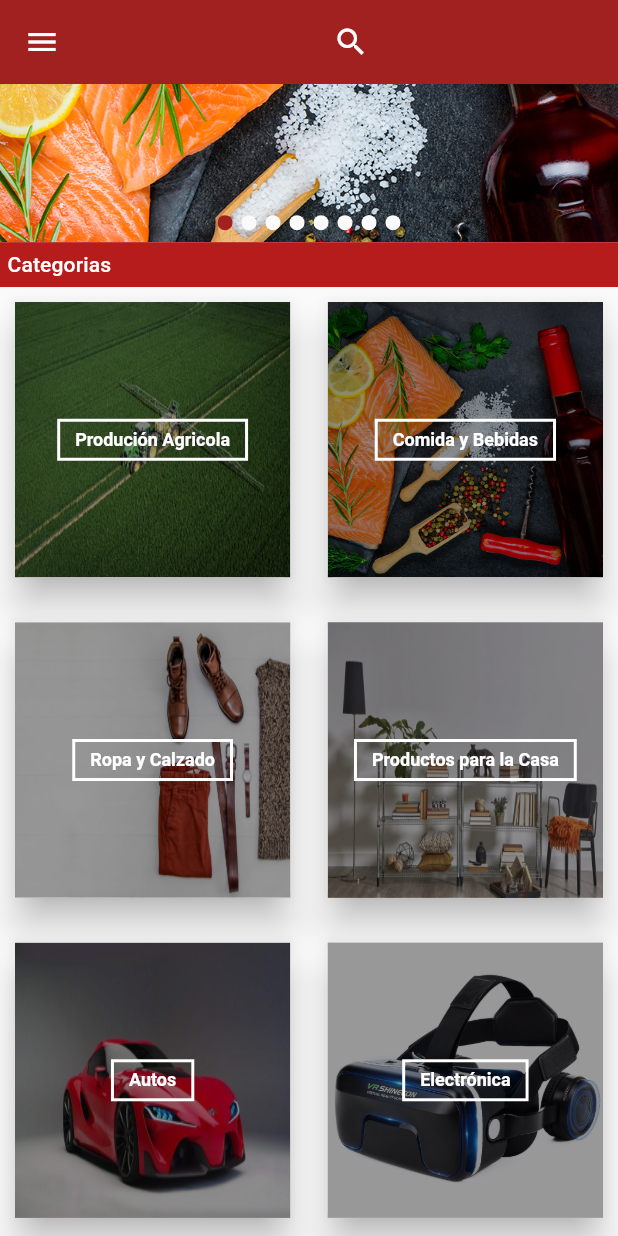
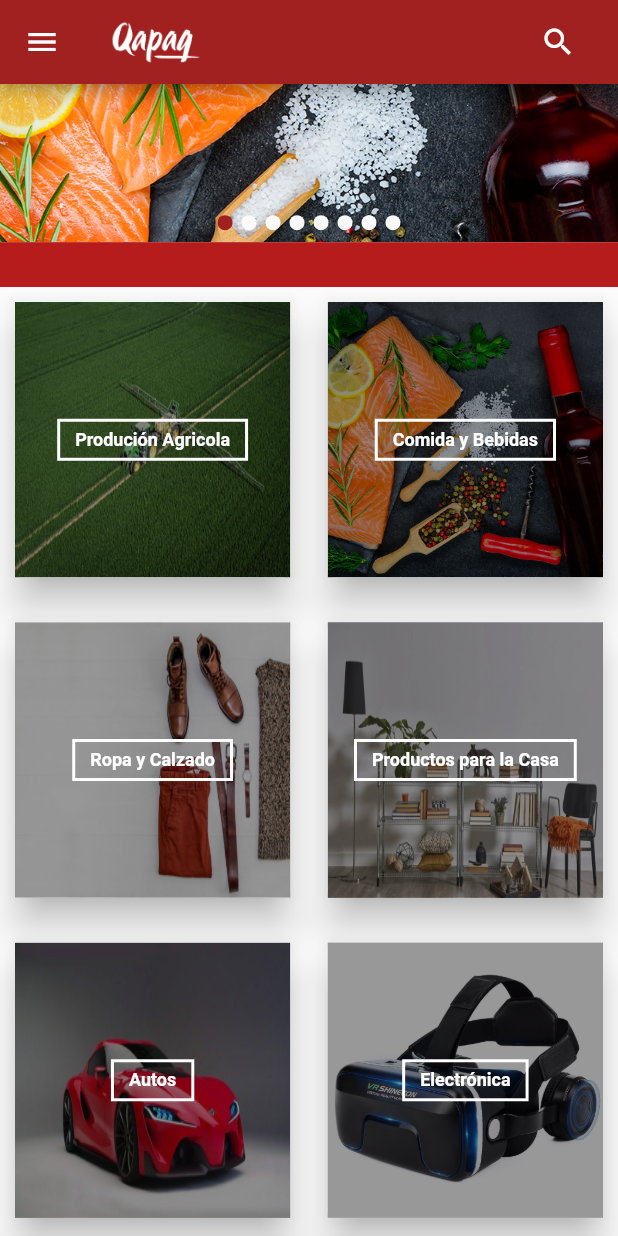
Before and after one commit to mauriciovalli/qapap_b2b, a Flutter app: the screen it shows after launch, on a phone screen of 412 x 824 dp. Run offline on Flutter 3.47's test engine with Material 2 defaults, Android fonts, the phone set to English and light mode, and no system bars; our stand-ins replace bloc, cached_network_image, equatable, flutter_bloc, flutter_swiper, get_it.

Commit message:
Refactor MyAppBar

```diff
--- a/lib/pages/home.dart
+++ b/lib/pages/home.dart
@@ -2,6 +2,7 @@ import 'package:flutter/material.dart';
 import 'package:qapaq_b2b/configuration/theme.dart';
 import 'package:qapaq_b2b/presentation/category/widgets/category_list.dart';
 import 'package:qapaq_b2b/presentation/category/widgets/category_simple_list.dart';
+import 'package:qapaq_b2b/presentation/common/widgets/drawer.dart';
 import 'package:qapaq_b2b/presentation/common/widgets/header.dart';
 import 'package:qapaq_b2b/presentation/common/widgets/swiper.dart';
 import 'package:qapaq_b2b/presentation/product/widgets/product_list.dart';
@@ -15,17 +16,15 @@ class HomePage extends StatefulWidget {
 }
 
 class _HomePageState extends State<HomePage> {
-  final TextEditingController searchController = new TextEditingController();
-
   @override
   Widget build(BuildContext context) {
     final ThemeConfig themeConfig = ThemeConfig.instance(context);
 
     return Scaffold(
-        appBar: MyAppBar.appBar(searchController, context),
+        appBar: MyAppBar(),
         drawer: themeConfig.isDesktop && !themeConfig.isSmallDesktop
             ? null
-            : buildDrawer(),
+            : MyDrawer(),
         body: Column(
           mainAxisSize: MainAxisSize.min,
           children: [
@@ -39,7 +38,9 @@ class _HomePageState extends State<HomePage> {
                 horizontal: 5,
               ),
               child: Text(
-                "Categorias",
+                themeConfig.isDesktop && !themeConfig.isSmallDesktop
+                    ? "Categorias"
+                    : "",
                 style: Theme.of(context)
                     .textTheme
                     .subtitle2
@@ -65,87 +66,4 @@ class _HomePageState extends State<HomePage> {
           ],
         ));
   }
-
-  Widget buildDrawer() {
-    return Drawer(
-        child: Container(
-            color: Colors.redAccent,
-            child: Column(
-              mainAxisSize: MainAxisSize.min,
-              children: [
-                Container(
-                  height: 200,
-                  child: Column(children: buildActions()),
-                ),
-                Expanded(child: CategorySimpleList()),
-              ],
-            )));
-  }
-
-  List<Widget> buildActions() {
-    final ThemeConfig themeConfig = ThemeConfig.instance(context);
-    final List<Widget> actions = [];
-    actions.add(buildActionAvatar(themeConfig));
-    actions.add(buildActionItem("Mensajes", Icons.message));
-    actions.add(buildActionItem("Ordenes", Icons.content_paste));
-    actions.add(buildActionItem("Carrito", Icons.shopping_cart));
-    return actions;
-  }
-
-  Widget buildActionItem(String text, IconData icon) {
-    return InkWell(
-        child: Container(
-          padding: EdgeInsets.symmetric(
-            vertical: 10,
-            horizontal: 5,
-          ),
-          alignment: Alignment.centerLeft,
-          child: Row(
-            children: [
-              Icon(
-                icon,
-                color: Colors.white,
-              ),
-              Padding(
-                padding: const EdgeInsets.only(
-                  left: 20,
-                ),
-                child: Text(
-                  text,
-                  style: Theme.of(context)
-                      .textTheme
-                      .subtitle2
-                      .copyWith(color: Colors.white),
-                  textAlign: TextAlign.left,
-                ),
-              )
-            ],
-          ),
-        ),
-        onTap: () => {
-              //BlocProvider.of<CategoryBloc>(context).add(CategoryHide()),
-              //BlocProvider.of<ProductBloc>(context).add(ProductLoad(_item.id)),
-            });
-  }
-
-  Container buildActionAvatar(ThemeConfig themeConfig) {
-    return Container(
-      padding:
-          EdgeInsets.fromLTRB(themeConfig.appPaddingHorizontalLarge, 10, 0, 0),
-      alignment: Alignment.center,
-      width: 100,
-      child: Row(
-        children: [
-          CircleAvatar(
-            backgroundImage: AssetImage("img/logo.jpeg"),
-            radius: 28,
-          ),
-          Icon(
-            Icons.arrow_drop_down,
-            color: Colors.white,
-          ),
-        ],
-      ),
-    );
-  }
 }
--- a/lib/presentation/common/widgets/header.dart
+++ b/lib/presentation/common/widgets/header.dart
@@ -3,30 +3,42 @@ import 'package:flutter_bloc/flutter_bloc.dart';
 import 'package:qapaq_b2b/configuration/theme.dart';
 import 'package:qapaq_b2b/dependencies_provider.dart';
 import 'package:qapaq_b2b/presentation/category/category_bloc.dart';
+import 'package:qapaq_b2b/presentation/common/widgets/header_actions.dart';
 import 'package:qapaq_b2b/presentation/product/product_bloc.dart';
 import 'package:qapaq_b2b/services/category_repository.dart';
 
-class MyAppBar {
-  static Widget appBar(
-      TextEditingController searchController, BuildContext context) {
+class MyAppBar extends StatefulWidget implements PreferredSizeWidget {
+  MyAppBar({Key key})
+      : preferredSize = Size.fromHeight(kToolbarHeight),
+        super(key: key);
+
+  @override
+  final Size preferredSize; // default is 56.0
+
+  @override
+  _MyAppBarState createState() => _MyAppBarState();
+}
+
+class _MyAppBarState extends State<MyAppBar> {
+  @override
+  Widget build(BuildContext context) {
     final ThemeConfig themeConfig = ThemeConfig.instance(context);
-    var titleWiget = _TitleWiget(textController: searchController);
 
     return AppBar(
-      elevation: 0.1,
-      title: titleWiget,
+      //elevation: 0.1,
+      title: _MyTittle(),
       actions: themeConfig.isDesktop && !themeConfig.isSmallDesktop
-          ? titleWiget.buildActions(context)
+          ? MyActions().buildActions(context)
           : [],
       iconTheme: new IconThemeData(color: Colors.white),
     );
   }
 }
 
-class _TitleWiget extends StatelessWidget {
+class _MyTittle extends StatelessWidget {
   final TextEditingController textController;
 
-  const _TitleWiget({Key key, this.textController}) : super(key: key);
+  const _MyTittle({Key key, this.textController}) : super(key: key);
 
   @override
   Widget build(BuildContext context) {
@@ -38,11 +50,9 @@ class _TitleWiget extends StatelessWidget {
         ),
         child: Row(
           mainAxisSize: MainAxisSize.max,
+          mainAxisAlignment: MainAxisAlignment.spaceBetween,
           children: [
-            if (themeConfig.isDesktop && !themeConfig.isSmallDesktop)
             Container(
-                padding: EdgeInsets.fromLTRB(
-                    0, 0, themeConfig.appPaddingHorizontalLarge, 0),
               child: Image.asset(
                 themeConfig.isDesktop && !themeConfig.isSmallDesktop
                     ? 'img/logo_qapaq.png'
@@ -51,79 +61,19 @@ class _TitleWiget extends StatelessWidget {
                 height: 32,
               ),
             ),
-            Expanded(
+            Container(
               child: IconButton(
                   icon: Icon(Icons.search, color: Colors.white),
                   onPressed: () {
-                    showSearch(context: context, delegate: DataSearch());
+                    showSearch(context: context, delegate: _DataSearch());
                   }),
             ),
           ],
         ));
   }
-
-  List<Widget> buildActions(BuildContext context) {
-    final ThemeConfig themeConfig = ThemeConfig.instance(context);
-    final List<Widget> actions = [];
-    actions.add(buildActionAvatar(themeConfig));
-    actions
-        .add(buildActionItem(context, themeConfig, "Mensajes", Icons.message));
-    actions.add(
-        buildActionItem(context, themeConfig, "Ordenes", Icons.content_paste));
-    actions.add(
-        buildActionItem(context, themeConfig, "Carrito", Icons.shopping_cart));
-    return actions;
 }
 
-  Widget buildActionItem(BuildContext context, ThemeConfig themeConfig,
-  String text, IconData icon) {
-    return InkWell(
-      child: Container(
-        padding:
-        EdgeInsets.fromLTRB(themeConfig.appPaddingHorizontalSmall, 10, 0, 0),
-        alignment: Alignment.centerLeft,
-        child: Column(
-          children: [
-            Icon(
-              icon,
-              color: Colors.white,
-            ),
-            Text(
-              text,
-              style: Theme.of(context)
-                  .textTheme
-                  .bodyText2
-                  .copyWith(fontSize: 10, color: Colors.white),
-              textAlign: TextAlign.center,
-            )
-          ],
-        ),
-      ),
-    );
-  }
-
-  Widget buildActionAvatar(ThemeConfig themeConfig) {
-    return Container(
-      padding:
-      EdgeInsets.fromLTRB(themeConfig.appPaddingHorizontalLarge, 0, 0, 0),
-      alignment: Alignment.centerLeft,
-      child: Row(
-        children: [
-          CircleAvatar(
-            backgroundImage: AssetImage("img/logo.jpeg"),
-            radius: 14,
-          ),
-          Icon(
-            Icons.arrow_drop_down,
-            color: Colors.white,
-          ),
-        ],
-      ),
-    );
-  }
-}
-
-class DataSearch extends SearchDelegate<String> {
+class _DataSearch extends SearchDelegate<String> {
   final CategoryRepository _repository = getIt<CategoryRepository>();
 
   @override
```
Also changed, not shown: lib/presentation/common/widgets/drawer.dart (added, +90 -0 lines), lib/presentation/common/widgets/header_actions.dart (added, +63 -0 lines). Lines whose indentation alone changed are shown as unchanged.
